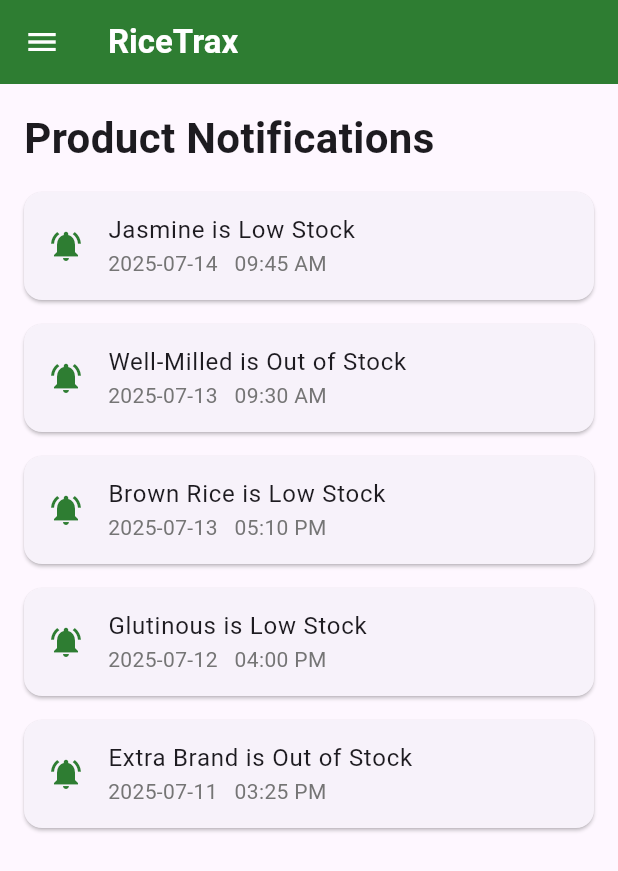
After one commit to cailavillostas/RiceTrax_Admin, a Flutter app: the NotificationsPage screen opened directly, on a phone screen of 412 x 824 dp. The commit adds this screen. Shown: the top 871 px of the screen. Run offline on Flutter 3.47's test engine with Material 3 defaults, Android fonts, the phone set to English and light mode, and no system bars; our stand-ins replace fl_chart.

Commit message:
Week4 -day1

```diff
--- a/lib/Dashboard.dart
+++ b/lib/Dashboard.dart
@@ -1,10 +1,9 @@
 import 'package:flutter/material.dart';
 import 'package:fl_chart/fl_chart.dart';
-import 'package:rice_trax/Notifications.dart';
+import 'NotificationsPage.dart';
 import 'RiceStock.dart';
 import 'Inventory.dart';
 import 'Sales.dart';
-import 'Notifications.dart';
 import 'Settings.dart';
 import 'Supplier.dart';
 
@@ -62,7 +61,7 @@ class _DashboardState extends State<Dashboard> {
                 Navigator.pushReplacement(context, MaterialPageRoute(builder: (context) => Sales()));
               }),
               _buildDrawerItem(icon: Icons.notifications, title: 'Notification', context: context, onTap: () {
-                Navigator.pushReplacement(context, MaterialPageRoute(builder: (context) => Notifications()));
+                Navigator.pushReplacement(context, MaterialPageRoute(builder: (context) => NotificationsPage()));
               }),
               _buildDrawerItem(icon: Icons.settings, title: 'Settings', context: context, onTap: () {
                 Navigator.pushReplacement(context, MaterialPageRoute(builder: (context) => Settings()));
--- a/lib/Notifications.dart
+++ /dev/null
@@ -1,13 +0,0 @@
-import 'package:flutter/material.dart';
-
-class Notifications extends StatelessWidget {
-  const Notifications ({super.key});
-
-  @override
-  Widget build(BuildContext context) {
-    return Scaffold(
-      appBar: AppBar(title: Text('Notification'), backgroundColor: Colors.green[800]),
-      body: Center(child: Text('notification Page')),
-    );;
-  }
-}
--- /dev/null
+++ b/lib/NotificationsPage.dart
@@ -0,0 +1,159 @@
+import 'package:flutter/material.dart';
+import 'Dashboard.dart';
+import 'Inventory.dart';
+import 'RiceStock.dart';
+
+class NotificationsPage extends StatelessWidget {
+  final List<Map<String, String>> notifications = [
+    {
+      'message': 'Jasmine is Low Stock',
+      'datetime': '2025-07-14   09:45 AM'
+    },
+    {
+      'message': 'Well-Milled is Out of Stock',
+      'datetime': '2025-07-13   09:30 AM'
+    },
+    {
+      'message': 'Brown Rice is Low Stock',
+      'datetime': '2025-07-13   05:10 PM'
+    },
+    {
+      'message': 'Glutinous is Low Stock',
+      'datetime': '2025-07-12   04:00 PM'
+    },
+    {
+      'message': 'Extra Brand is Out of Stock',
+      'datetime': '2025-07-11   03:25 PM'
+    },
+  ];
+
+  @override
+  Widget build(BuildContext context) {
+    return Scaffold(
+      drawer: Drawer(
+        child: Container(
+          color: Colors.green[800],
+          child: ListView(
+            padding: EdgeInsets.zero,
+            children: [
+              DrawerHeader(
+                decoration: BoxDecoration(color: Colors.green[900]),
+                child: Row(
+                  mainAxisAlignment: MainAxisAlignment.spaceBetween,
+                  children: [
+                    Text('RiceTrax',
+                        style: TextStyle(
+                            color: Colors.white,
+                            fontSize: 24,
+                            fontWeight: FontWeight.bold)),
+                    Icon(Icons.menu, color: Colors.white),
+                  ],
+                ),
+              ),
+              _buildDrawerItem(
+                  icon: Icons.dashboard,
+                  title: 'Dashboard',
+                  context: context,
+                  page: Dashboard()),
+              _buildDrawerItem(
+                  icon: Icons.inventory,
+                  title: 'Rice Inventory Stock',
+                  context: context,
+                  page: RiceStock()),
+              _buildDrawerItem(
+                  icon: Icons.list_alt,
+                  title: 'Inventory',
+                  context: context,
+                  page: Inventory()),
+              _buildDrawerItem(
+                  icon: Icons.person,
+                  title: 'Supplier',
+                  context: context,
+                  page: Inventory()),
+              _buildDrawerItem(
+                  icon: Icons.attach_money,
+                  title: 'Sales',
+                  context: context,
+                  page: Inventory()),
+              _buildDrawerItem(
+                  icon: Icons.notifications,
+                  title: 'Notifications',
+                  context: context,
+                  page: NotificationsPage()),
+              ListTile(
+                leading: Icon(Icons.settings, color: Colors.white),
+                title: Text('Settings',
+                    style: TextStyle(color: Colors.white, fontSize: 16)),
+                onTap: () {},
+              ),
+              ListTile(
+                leading: Icon(Icons.logout, color: Colors.white),
+                title: Text('Logout',
+                    style: TextStyle(color: Colors.white, fontSize: 16)),
+                onTap: () {},
+              ),
+            ],
+          ),
+        ),
+      ),
+      appBar: AppBar(
+        backgroundColor: Colors.green[800],
+        title: Text('RiceTrax',
+            style:
+            TextStyle(color: Colors.white, fontWeight: FontWeight.bold)),
+        leading: Builder(
+          builder: (context) => IconButton(
+            icon: Icon(Icons.menu, color: Colors.white),
+            onPressed: () => Scaffold.of(context).openDrawer(),
+          ),
+        ),
+      ),
+      body: Padding(
+        padding: EdgeInsets.all(16),
+        child: Column(
+          crossAxisAlignment: CrossAxisAlignment.start,
+          children: [
+            Text('Product Notifications',
+                style: TextStyle(fontSize: 28, fontWeight: FontWeight.bold)),
+            SizedBox(height: 16),
+            Expanded(
+              child: ListView.builder(
+                itemCount: notifications.length,
+                itemBuilder: (context, index) {
+                  final item = notifications[index];
+                  return Card(
+                    margin: EdgeInsets.only(bottom: 16),
+                    child: ListTile(
+                      leading: Icon(Icons.notifications_active,
+                          color: Colors.green[800]),
+                      title: Text(item['message'] ?? ''),
+                      subtitle: Text(item['datetime'] ?? '',
+                          style: TextStyle(color: Colors.grey[600])),
+                    ),
+                  );
+                },
+              ),
+            ),
+          ],
+        ),
+      ),
+    );
+  }
+
+  Widget _buildDrawerItem({
+    required IconData icon,
+    required String title,
+    required BuildContext context,
+    required Widget page,
+  }) {
+    return ListTile(
+      leading: Icon(icon, color: Colors.white),
+      title:
+      Text(title, style: TextStyle(color: Colors.white, fontSize: 16)),
+      onTap: () {
+        Navigator.pushReplacement(
+            context, MaterialPageRoute(builder: (context) => page));
+      },
+    );
+  }
+}
```
